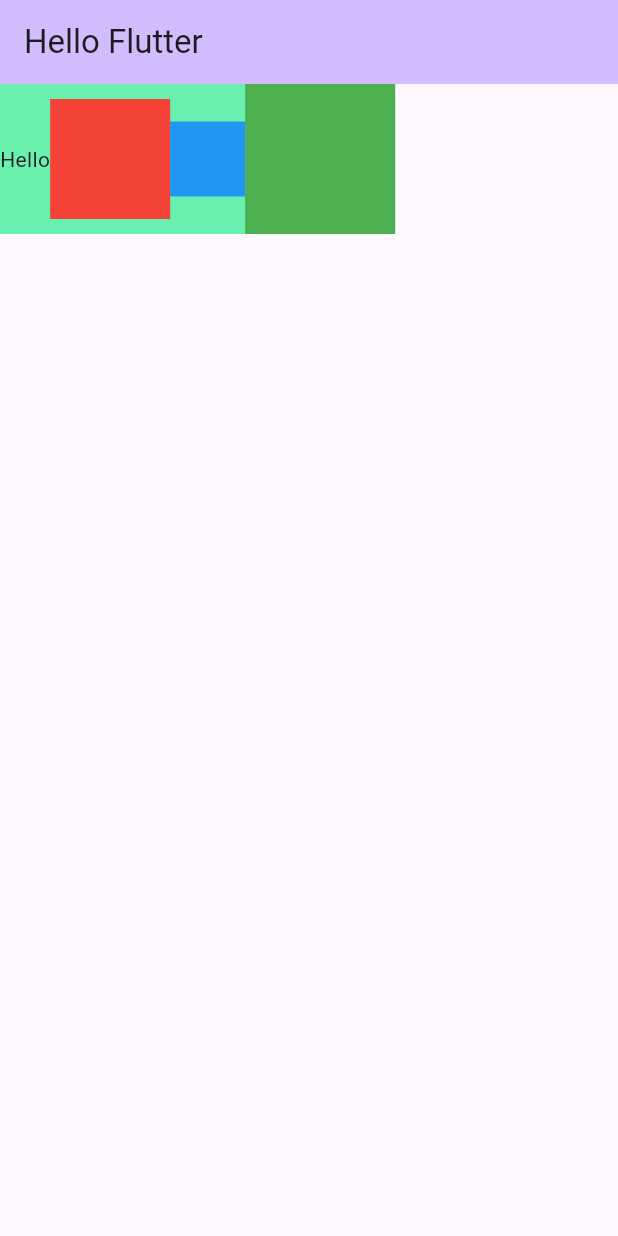
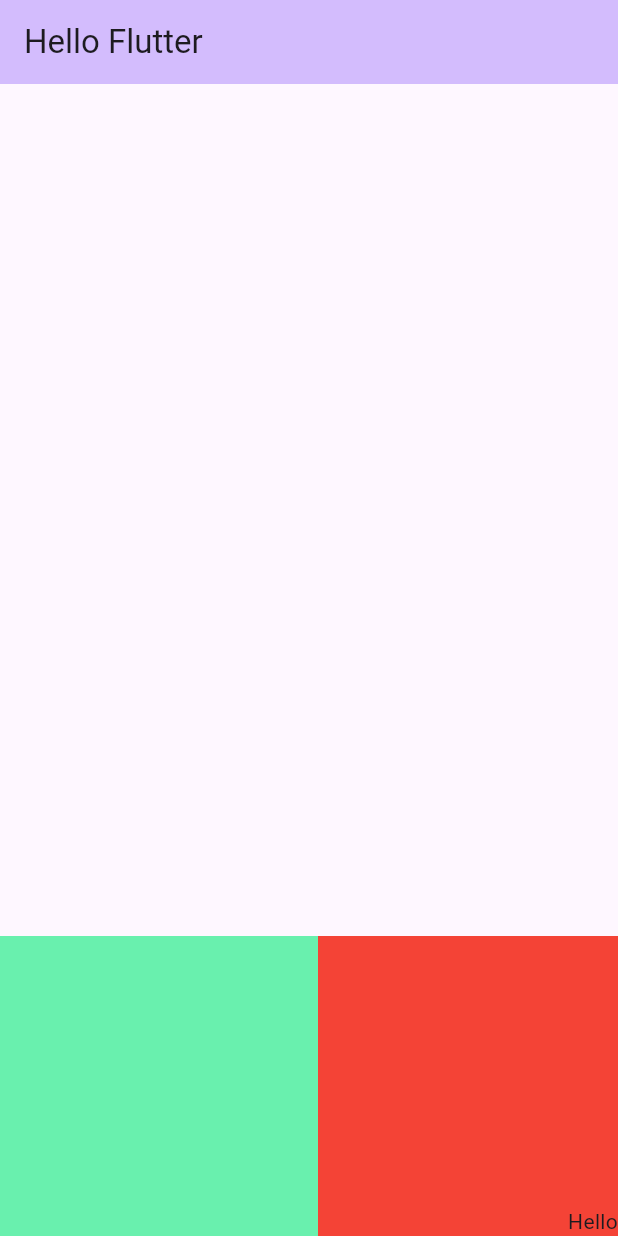
Before and after one commit to AhmetEminSaglik/flutter-learn-Kasim-Adalan, a Flutter app: the screen it shows after launch, on a phone screen of 412 x 824 dp. Run offline on Flutter 3.47's test engine with Material 2 defaults, Android fonts, the phone set to English and light mode, and no system bars.

Commit message:
learned Align widget

```diff
--- a/lib/main.dart
+++ b/lib/main.dart
@@ -46,59 +46,31 @@ class _MyHomePageState extends State<MyHomePage> {
         backgroundColor: Theme.of(context).colorScheme.inversePrimary,
         title: Text(widget.title),
       ),
-      body:
-      Container(color: Colors.greenAccent,
-        child: Row(
-          mainAxisSize: MainAxisSize.min,
-          children: [
-            Text("Hello"),
-            Container(width: 80,height: 80,color : Colors.red),
-            Container(width: 50,height: 50,color : Colors.blue),
-            Container(width: 100,height: 100,color : Colors.green),
-
-          ],
+      body: Align(
+        alignment: Alignment.bottomRight,
+        child: Container(
+          color: Colors.greenAccent,
+          child: Row(
+            mainAxisAlignment: MainAxisAlignment.end,
+            // crossAxisAlignment: CrossAxisAlignment.stretch,
+            children: [
+              Container(
+                width: 200,
+                height: 200,
+                color: Colors.red,
+                child: const Align(
+                    // alignment: Alignment.bottomCenter
+                    // alignment: Alignment.topCenter
+                    // alignment: Alignment.topLeft
+                    alignment: Alignment.bottomRight,
+                    child: Text("Hello")),
+              ),
+              // Container(width: 50, height: 50, color: Colors.blue),
+              // Container(width: 100, height: 100, color: Colors.green),
+            ],
+          ),
         ),
       ),
-   /*   Row(
-        mainAxisAlignment: MainAxisAlignment.center,
-        children: [
-          Text("Hello"),
-          Container(width: 80,height: 80,color : Colors.red),
-          Container(width: 50,height: 50,color : Colors.blue),
-          Container(width: 100,height: 100,color : Colors.green),
-
-        ],
-      ),*//* Container(
-          margin: const EdgeInsets.all(10.0),
-          padding: const EdgeInsets.only(left: 30.0, top: 10),
-          width: 200,
-          height: 200,
-          child: Text("Hello"),
-          decoration: BoxDecoration(
-              color: Colors.red,
-              border: Border.all(color: Colors.blue, width: 5.0),
-              borderRadius: BorderRadius.circular(15))),*/
-
-      /*Container(
-          color: Colors.greenAccent,
-          child: Column(
-            children: [
-              Text("Hello"),
-              Container(width: 80, height: 80, color: Colors.red),
-              Container(width: 50, height: 50, color: Colors.blue),
-              Container(width: 200, height: 200, color: Colors.green),
-            ],
-          ),
-        )*/
-      /* Row(
-        children: [
-          Text("Hello"),
-          Container(width: 80,height: 80,color : Colors.red),
-          Container(width: 50,height: 50,color : Colors.blue),
-          Container(width: 100,height: 100,color : Colors.green),
-
-        ],
-      ),*/
     );
   }
 }
```
Also changed, not shown: images/Align-Examples.png (added).
